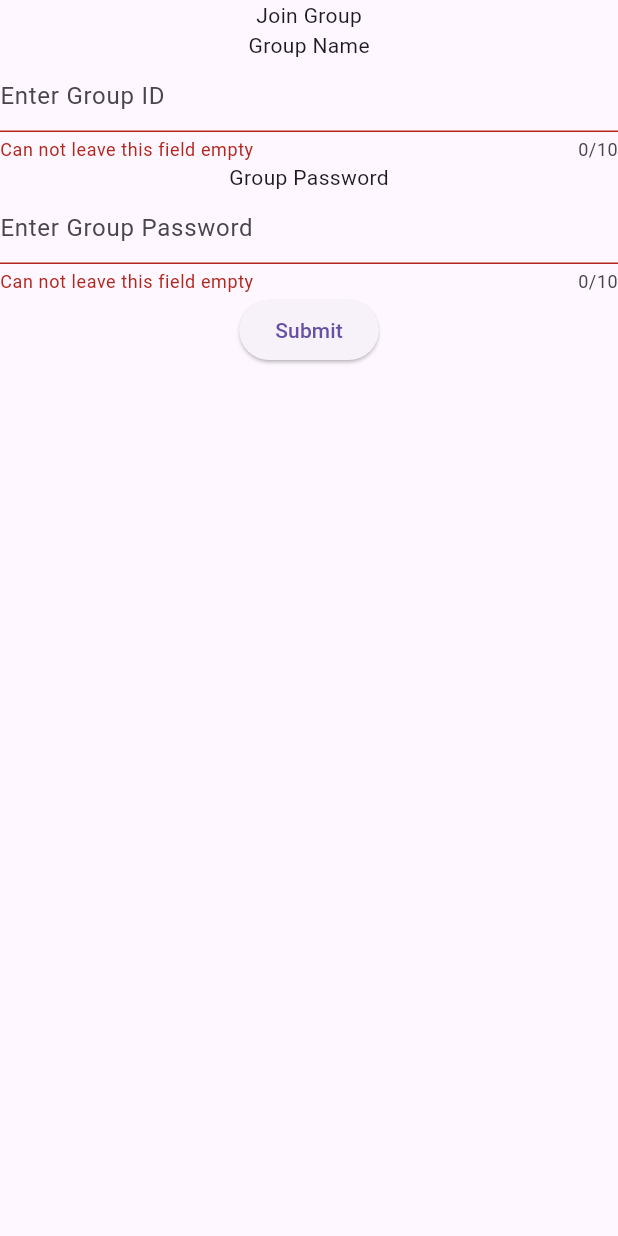
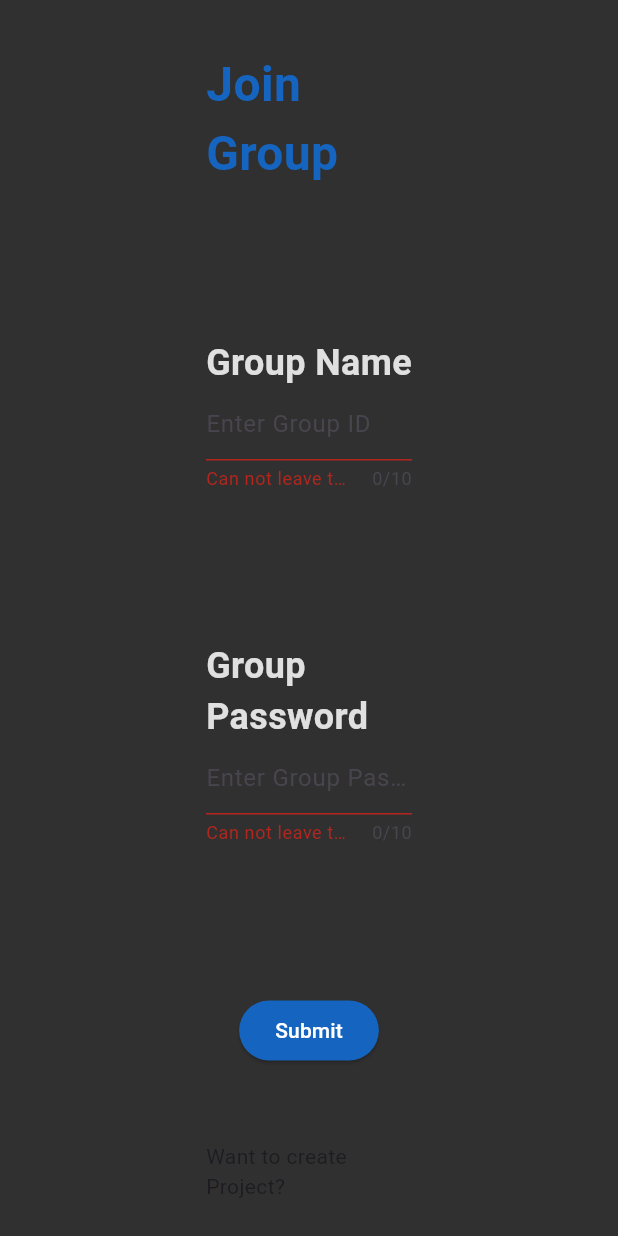
Before and after one commit to RobertsLuke/VTesting, a Flutter app: the screen it shows after launch, after a tap on "Submit", on a phone screen of 412 x 824 dp. Run offline on Flutter 3.47's test engine with Material 3 defaults, Android fonts, the light colour scheme and no system bars.

Commit message:
created clean ui for the join screen

```diff
--- a/lib/join/join.dart
+++ b/lib/join/join.dart
@@ -27,6 +27,7 @@ class _JoinProjectState extends State<JoinProject> {
       validator: (value) {
          return validatorFunction(value);
         },
+      style: const TextStyle(color: Colors.white70),
     );
   }
 
@@ -57,22 +58,54 @@ class _JoinProjectState extends State<JoinProject> {
     print(passwordController.text);
   }
 
+  // changes the screen state between join group and create group
+  void changePageState() {
+    print("in here!");
+  }
+
   @override
   Widget build(BuildContext context) {
+
+    // getting the width of the screen
+    final Size size = MediaQuery.sizeOf(context);
+    final double width = size.width;
+    final double height = size.height;
+
     return Scaffold(
+      backgroundColor: Colors.grey[850],
       body: Form(
         key: _formKey,
+        child: Row(
+          children: [
+            SizedBox(width: width / 3,),
+            SizedBox(
+              width: width / 3,
+              height: height,
               child: Column(
+                mainAxisAlignment: MainAxisAlignment.center,
                 children: [
-            const Text("Join Group"),
-            const Text("Group Name"),
+                  const SizedBox(height: 10),
+                  Text("Join Group", style: TextStyle(fontSize: 32, fontWeight: FontWeight.bold, color: Colors.blue[800]),),
+                  const SizedBox(height: 100),
+                  Align(alignment: Alignment.centerLeft,child: Text("Group Name", style: TextStyle(fontSize: 24, fontWeight: FontWeight.w600, color: Colors.grey[300])),),
                   // change the max input length to match specification in user requirements
                   createInputField(idController, "Enter Group ID", 10, idInputValidator),
-            const Text("Group Password"),
+                  const SizedBox(height: 100),
+                  Align(alignment: Alignment.centerLeft, child: Text("Group Password", style: TextStyle(fontSize: 24, fontWeight: FontWeight.w600, color: Colors.grey[300]))),
                   createInputField(passwordController, "Enter Group Password", 10, passwordInputValidator),
+                  const SizedBox(height: 100),
                   ElevatedButton(
                       onPressed: submitAction,
-                child: const Text("Submit"))
+                      style: ElevatedButton.styleFrom(
+                          backgroundColor: Colors.blue[800]),
+                      child: const Text("Submit", style: TextStyle(color: Colors.white),)
+                  ),
+                  const SizedBox(height: 50,),
+                  GestureDetector(child: const Text("Want to create Project?"), onTap: () {changePageState();}),
+                ],
+              ),
+            ),
+            SizedBox(width: width / 3,),
           ],
         ),
       ),
```
Lines whose indentation alone changed are shown as unchanged.
